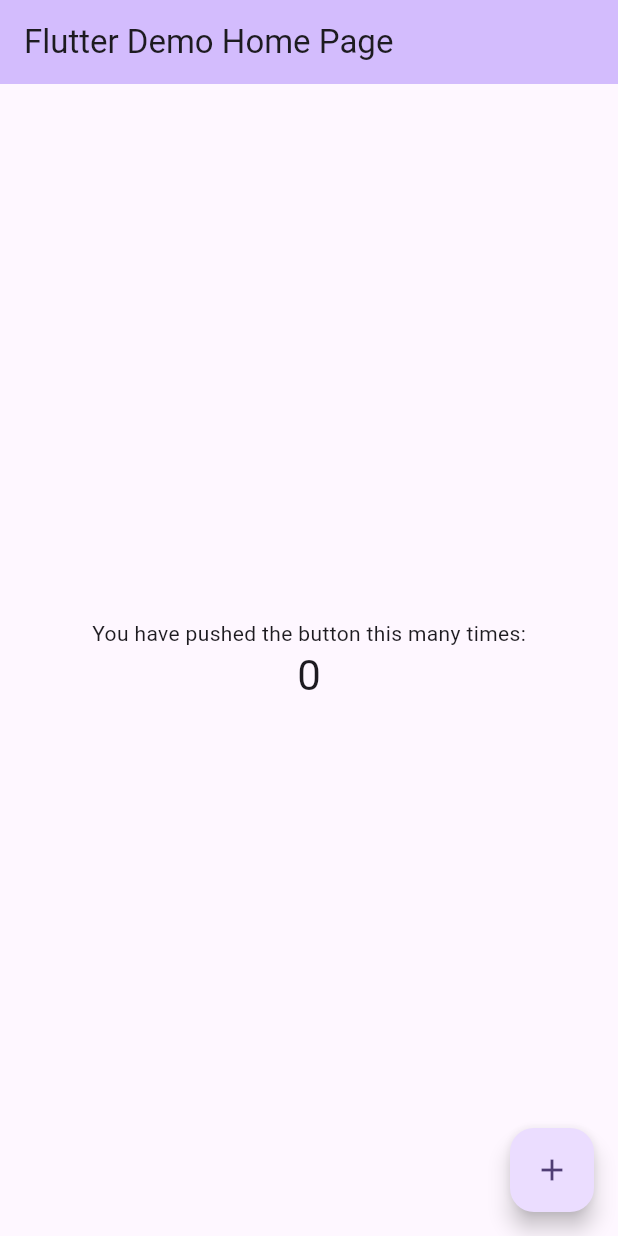
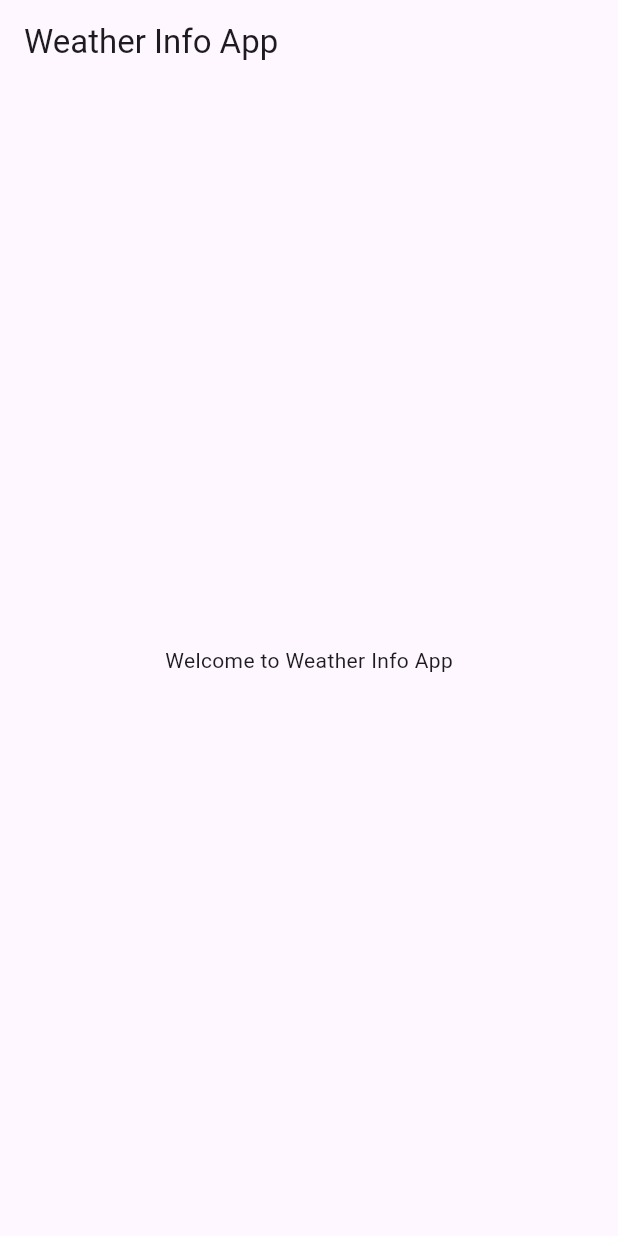
Before and after one commit to mcarney7/weather_app, a Flutter app: the screen it shows after launch, on a phone screen of 412 x 824 dp. Run offline on Flutter 3.47's test engine with Material 3 defaults, Android fonts, the phone set to English and light mode, and no system bars.

Commit message:
Updated main.dart

```diff
--- a/lib/main.dart
+++ b/lib/main.dart
@@ -1,125 +1,37 @@
 import 'package:flutter/material.dart';
 
 void main() {
-  runApp(const MyApp());
+  runApp(WeatherInfoApp());
 }
 
-class MyApp extends StatelessWidget {
-  const MyApp({super.key});
-
-  // This widget is the root of your application.
+class WeatherInfoApp extends StatelessWidget {
   @override
   Widget build(BuildContext context) {
     return MaterialApp(
-      title: 'Flutter Demo',
+      title: 'Weather Info App',
       theme: ThemeData(
-        // This is the theme of your application.
-        //
-        // TRY THIS: Try running your application with "flutter run". You'll see
-        // the application has a purple toolbar. Then, without quitting the app,
-        // try changing the seedColor in the colorScheme below to Colors.green
-        // and then invoke "hot reload" (save your changes or press the "hot
-        // reload" button in a Flutter-supported IDE, or press "r" if you used
-        // the command line to start the app).
-        //
-        // Notice that the counter didn't reset back to zero; the application
-        // state is not lost during the reload. To reset the state, use hot
-        // restart instead.
-        //
-        // This works for code too, not just values: Most code changes can be
-        // tested with just a hot reload.
-        colorScheme: ColorScheme.fromSeed(seedColor: Colors.deepPurple),
-        useMaterial3: true,
+        primarySwatch: Colors.blue,
       ),
-      home: const MyHomePage(title: 'Flutter Demo Home Page'),
+      home: WeatherHomePage(),
     );
   }
 }
 
-class MyHomePage extends StatefulWidget {
-  const MyHomePage({super.key, required this.title});
-
-  // This widget is the home page of your application. It is stateful, meaning
-  // that it has a State object (defined below) that contains fields that affect
-  // how it looks.
-
-  // This class is the configuration for the state. It holds the values (in this
-  // case the title) provided by the parent (in this case the App widget) and
-  // used by the build method of the State. Fields in a Widget subclass are
-  // always marked "final".
-
-  final String title;
-
+class WeatherHomePage extends StatefulWidget {
   @override
-  State<MyHomePage> createState() => _MyHomePageState();
+  _WeatherHomePageState createState() => _WeatherHomePageState();
 }
 
-class _MyHomePageState extends State<MyHomePage> {
-  int _counter = 0;
-
-  void _incrementCounter() {
-    setState(() {
-      // This call to setState tells the Flutter framework that something has
-      // changed in this State, which causes it to rerun the build method below
-      // so that the display can reflect the updated values. If we changed
-      // _counter without calling setState(), then the build method would not be
-      // called again, and so nothing would appear to happen.
-      _counter++;
-    });
-  }
-
+class _WeatherHomePageState extends State<WeatherHomePage> {
   @override
   Widget build(BuildContext context) {
-    // This method is rerun every time setState is called, for instance as done
-    // by the _incrementCounter method above.
-    //
-    // The Flutter framework has been optimized to make rerunning build methods
-    // fast, so that you can just rebuild anything that needs updating rather
-    // than having to individually change instances of widgets.
     return Scaffold(
       appBar: AppBar(
-        // TRY THIS: Try changing the color here to a specific color (to
-        // Colors.amber, perhaps?) and trigger a hot reload to see the AppBar
-        // change color while the other colors stay the same.
-        backgroundColor: Theme.of(context).colorScheme.inversePrimary,
-        // Here we take the value from the MyHomePage object that was created by
-        // the App.build method, and use it to set our appbar title.
-        title: Text(widget.title),
+        title: Text('Weather Info App'),
       ),
       body: Center(
-        // Center is a layout widget. It takes a single child and positions it
-        // in the middle of the parent.
-        child: Column(
-          // Column is also a layout widget. It takes a list of children and
-          // arranges them vertically. By default, it sizes itself to fit its
-          // children horizontally, and tries to be as tall as its parent.
-          //
-          // Column has various properties to control how it sizes itself and
-          // how it positions its children. Here we use mainAxisAlignment to
-          // center the children vertically; the main axis here is the vertical
-          // axis because Columns are vertical (the cross axis would be
-          // horizontal).
-          //
-          // TRY THIS: Invoke "debug painting" (choose the "Toggle Debug Paint"
-          // action in the IDE, or press "p" in the console), to see the
-          // wireframe for each widget.
-          mainAxisAlignment: MainAxisAlignment.center,
-          children: <Widget>[
-            const Text(
-              'You have pushed the button this many times:',
-            ),
-            Text(
-              '$_counter',
-              style: Theme.of(context).textTheme.headlineMedium,
-            ),
-          ],
-        ),
+        child: Text('Welcome to Weather Info App'),
       ),
-      floatingActionButton: FloatingActionButton(
-        onPressed: _incrementCounter,
-        tooltip: 'Increment',
-        child: const Icon(Icons.add),
-      ), // This trailing comma makes auto-formatting nicer for build methods.
     );
   }
 }
```
